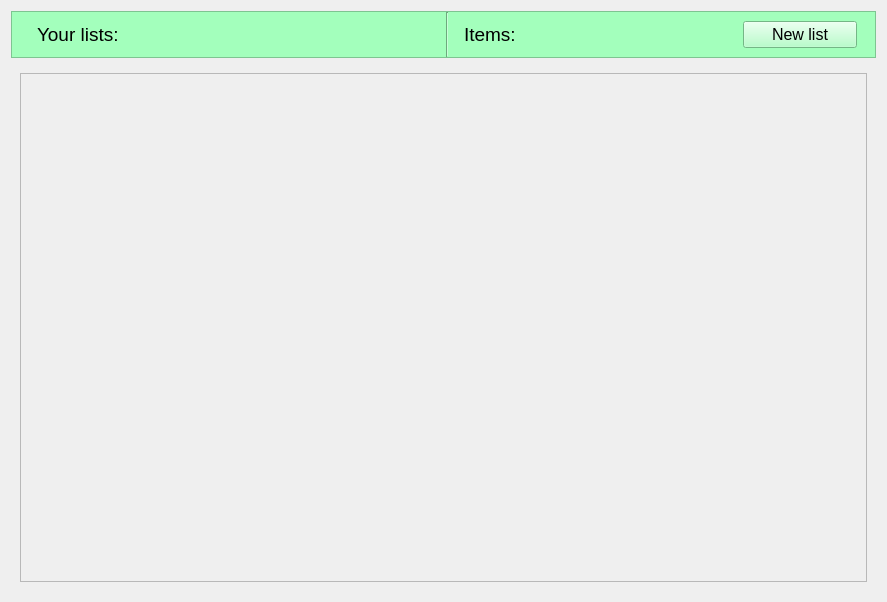
Old version of the form src/Client/View/MainPage/List/ListsSubPage/ListsSubPage.ui in the repository iodream/Spend-Note.
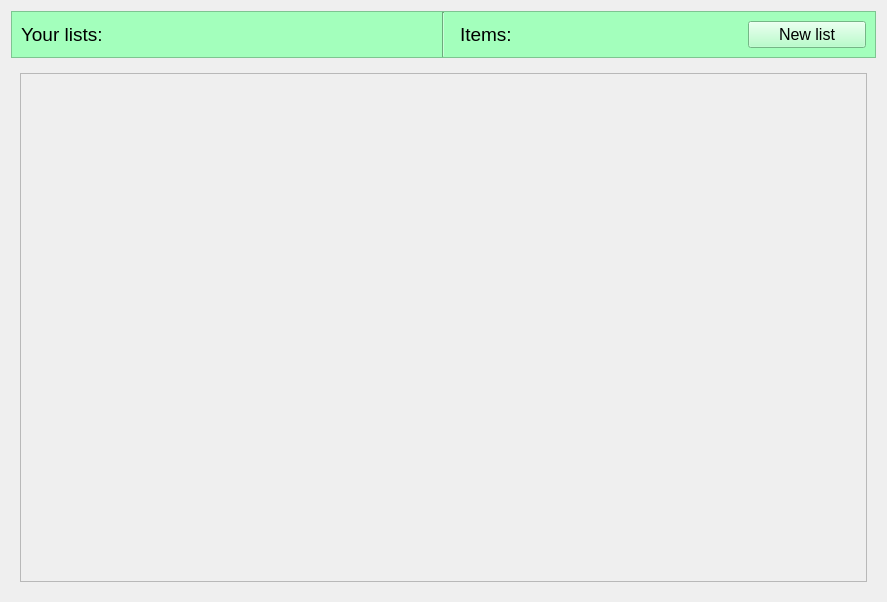
New version of the form. Icons and pictures are not drawn.

```diff
--- a/src/Client/View/MainPage/List/ListsSubPage/ListsSubPage.ui
+++ b/src/Client/View/MainPage/List/ListsSubPage/ListsSubPage.ui
@@ -37,13 +37,13 @@
      </property>
      <layout class="QHBoxLayout" name="horizontalLayout">
       <property name="leftMargin">
-       <number>16</number>
+       <number>0</number>
       </property>
       <property name="topMargin">
        <number>0</number>
       </property>
       <property name="rightMargin">
-       <number>9</number>
+       <number>0</number>
       </property>
       <property name="bottomMargin">
        <number>0</number>
@@ -104,6 +104,11 @@
              <height>0</height>
             </size>
            </property>
+           <property name="font">
+            <font>
+             <pointsize>14</pointsize>
+            </font>
+           </property>
            <property name="text">
             <string/>
            </property>
```
